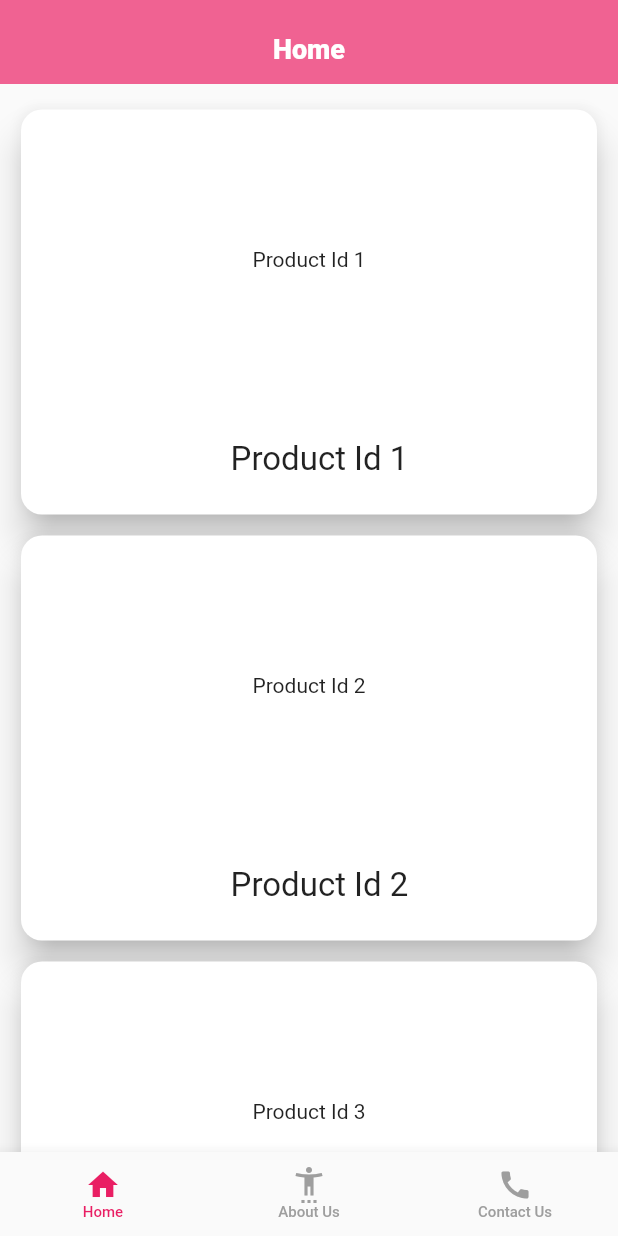
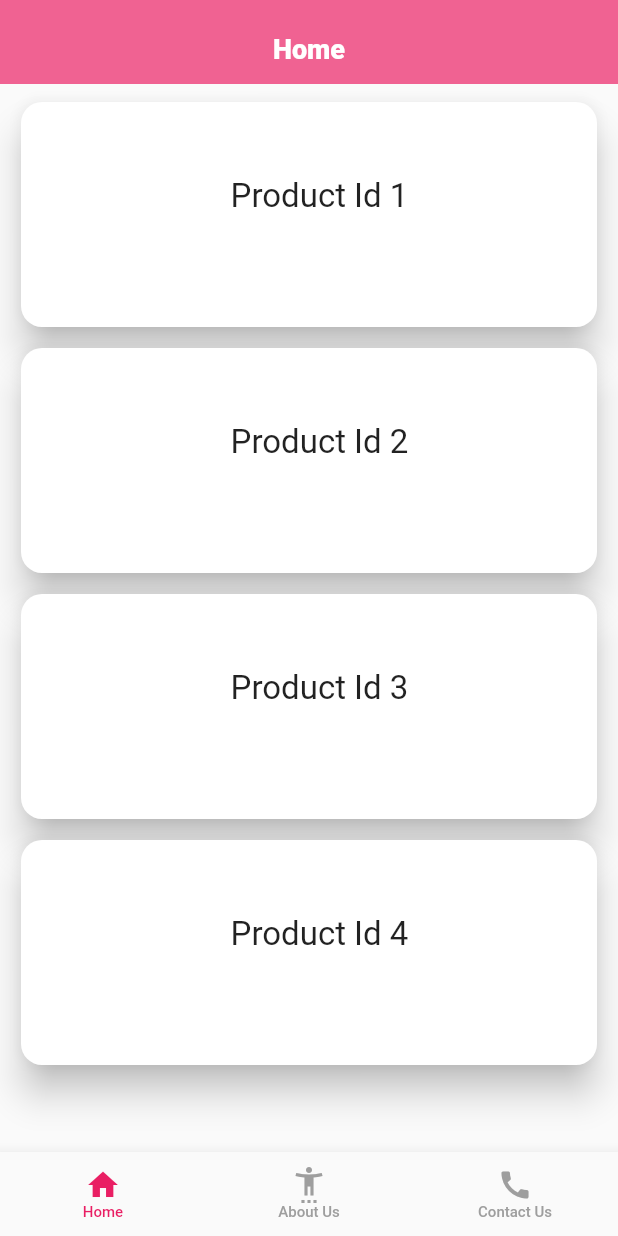
Before and after one commit to Nikil2580/Vending_Machine, a Flutter app: the screen it shows after launch, after a tap on "Sign In", on a phone screen of 412 x 824 dp. Run offline on Flutter 3.47's test engine with Material 2 defaults, Android fonts, the phone set to English and light mode, and no system bars.

Commit message:
Added Product Details

```diff
--- a/lib/pages/contact_us.dart
+++ b/lib/pages/contact_us.dart
@@ -16,7 +16,7 @@ class Contact extends StatelessWidget {
           title: const Text(
             "Contact Us",
             style: TextStyle(
-                color: Colors.pink,
+                color: Colors.white,
                 fontFamily: 'Roboto',
                 fontSize: 18.0,
                 fontWeight: FontWeight.w800),
--- a/lib/pages/home.dart
+++ b/lib/pages/home.dart
@@ -37,10 +37,10 @@ class Home extends StatelessWidget {
                   ),
                 ),
               ),
-              const SizedBox(height: 10),
+              const SizedBox(height: 5),
               Expanded(
                 child: ListView.builder(
-                  itemCount: entries.length,
+                  itemCount: product.length,
                   itemBuilder: (context, index) {
                     return Padding(
                       padding: const EdgeInsets.symmetric(
@@ -60,68 +60,68 @@ class Home extends StatelessWidget {
                             );
                           },
                           child: SizedBox(
-                              height: 270,
+                              height: 150,
                               child: Column(
                                   mainAxisAlignment: MainAxisAlignment.start,
                                   children: [
-                                    SizedBox(
-                                      height: 200,
-                                      child: Stack(children: [
-                                        Container(
-                                          // foregroundDecoration: BoxDecoration(
-                                          //     image: DecorationImage(
-                                          //   image: AssetImage(
-                                          //       'assets/images/${entries[index]}'),
-                                          //   fit: BoxFit.fitWidth,
-                                          // )),
-                                          child: Center(
-                                            child: Text("${entries[index]}"),
-                                          ),
-                                        ),
-                                        Padding(
-                                          padding: const EdgeInsets.all(8.0),
-                                          /*child: Align(
-                                            alignment: Alignment.topRight,
-                                            child: Container(
-                                              height: 35,
-                                              width: 35,
-                                              decoration: const BoxDecoration(
-                                                  color: Color.fromARGB(
-                                                      95, 0, 0, 0),
-                                                  shape: BoxShape.circle),
-                                              child: Padding(
-                                                padding: const EdgeInsets.only(
-                                                    right: 10.0),
-                                                child: IconButton(
-                                                  icon: Icon(
-                                                    angerselections[index]
-                                                        ? Icons
-                                                            .favorite_border_sharp
-                                                        : Icons.favorite_sharp,
-                                                    color:
-                                                        angerselections[index]
-                                                            ? Colors.white
-                                                            : Colors.red,
-                                                    size: 20,
-                                                  ),
-                                                  onPressed: () {
-                                                    setState(() {
-                                                      angerselections[index] =
-                                                          !angerselections[
-                                                              index];
-                                                    });
-                                                  },
-                                                ),
-                                              ),
-                                            ),
-                                          ),*/
-                                        ),
-                                      ]),
-                                    ),
+                                    // SizedBox(
+                                    //   height: 30,
+                                    //   child: Stack(children: [
+                                    //     Container(
+                                    //       // foregroundDecoration: BoxDecoration(
+                                    //       //     image: DecorationImage(
+                                    //       //   image: AssetImage(
+                                    //       //       'assets/images/${entries[index]}'),
+                                    //       //   fit: BoxFit.fitWidth,
+                                    //       // )),
+                                    //       child: Center(
+                                    //         child: Text("${entries[index]}"),
+                                    //       ),
+                                    //     ),
+                                    //     Padding(
+                                    //       padding: const EdgeInsets.all(8.0),
+                                    //       /*child: Align(
+                                    //         alignment: Alignment.topRight,
+                                    //         child: Container(
+                                    //           height: 35,
+                                    //           width: 35,
+                                    //           decoration: const BoxDecoration(
+                                    //               color: Color.fromARGB(
+                                    //                   95, 0, 0, 0),
+                                    //               shape: BoxShape.circle),
+                                    //           child: Padding(
+                                    //             padding: const EdgeInsets.only(
+                                    //                 right: 10.0),
+                                    //             child: IconButton(
+                                    //               icon: Icon(
+                                    //                 angerselections[index]
+                                    //                     ? Icons
+                                    //                         .favorite_border_sharp
+                                    //                     : Icons.favorite_sharp,
+                                    //                 color:
+                                    //                     angerselections[index]
+                                    //                         ? Colors.white
+                                    //                         : Colors.red,
+                                    //                 size: 20,
+                                    //               ),
+                                    //               onPressed: () {
+                                    //                 setState(() {
+                                    //                   angerselections[index] =
+                                    //                       !angerselections[
+                                    //                           index];
+                                    //                 });
+                                    //               },
+                                    //             ),
+                                    //           ),
+                                    //         ),
+                                    //       ),*/
+                                    //     ),
+                                    //   ]),
+                                    // ),
                                     Center(
                                       child: Padding(
                                         padding: const EdgeInsets.fromLTRB(
-                                            14.0, 20, 0, 10),
+                                            14.0, 50, 0, 10),
                                         child: Align(
                                             alignment: Alignment.center,
                                             child: Text(
@@ -147,12 +147,12 @@ class Home extends StatelessWidget {
 }
 
 
-final List<String> entries = <String>[
-  'Product Id 1',
-  'Product Id 2',
-  'Product Id 3',
-  'Product Id 4',
-];
+// final List<String> entries = <String>[
+//   'Product Id 10',
+//   'Product Id 20',
+//   'Product Id 30',
+//   'Product Id 40',
+// ];
 
 final List<String> product = <String>[
   'Product Id 1',
--- a/pubspec.yaml
+++ b/pubspec.yaml
@@ -31,6 +31,7 @@ environment:
 dependencies:
   flutter:
     sdk: flutter
+    step_progress_indicator: ^1.0.2
 
 
   # The following adds the Cupertino Icons font to your application.
```
Also changed, not shown: lib/pages/products/product1.dart (+21 -1 lines), lib/pages/products/product2.dart (+14 -1 lines), lib/pages/products/product3.dart (+13 -1 lines), lib/pages/products/product4.dart (+13 -1 lines).
